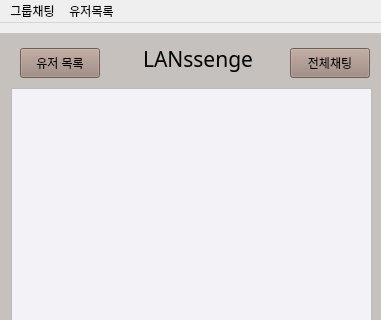
Qt form src/client/gui/mainwindow.ui (TaehyunJeon0203/lanssenger) before a commit; both pictures show x 0 to 381 and y 0 to 320 of the 381 by 690 pixel window.
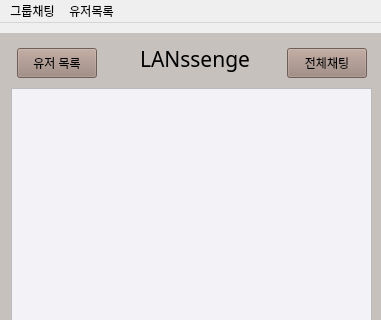
The same form after that commit. The open tabs and pages were chosen to show the change.

Commit message: Design : 버튼 위치 조절/ 채팅창 화면 크기 변경

Patch:
```diff
--- a/src/client/gui/mainwindow.ui
+++ b/src/client/gui/mainwindow.ui
@@ -170,7 +170,7 @@
      <widget class="QPushButton" name="userListButton2">
       <property name="geometry">
        <rect>
-        <x>20</x>
+        <x>17</x>
         <y>15</y>
         <width>80</width>
         <height>30</height>
@@ -186,7 +186,7 @@
      <widget class="QLabel" name="currentRoomLabel">
       <property name="geometry">
        <rect>
-        <x>143</x>
+        <x>140</x>
         <y>10</y>
         <width>111</width>
         <height>31</height>
@@ -205,7 +205,7 @@
      <widget class="QPushButton" name="mainChatButton">
       <property name="geometry">
        <rect>
-        <x>290</x>
+        <x>287</x>
         <y>15</y>
         <width>80</width>
         <height>30</height>
```
Left out of the diff: 8 changed lines with no effect on the pictures. The commit also changes 1 other file.
